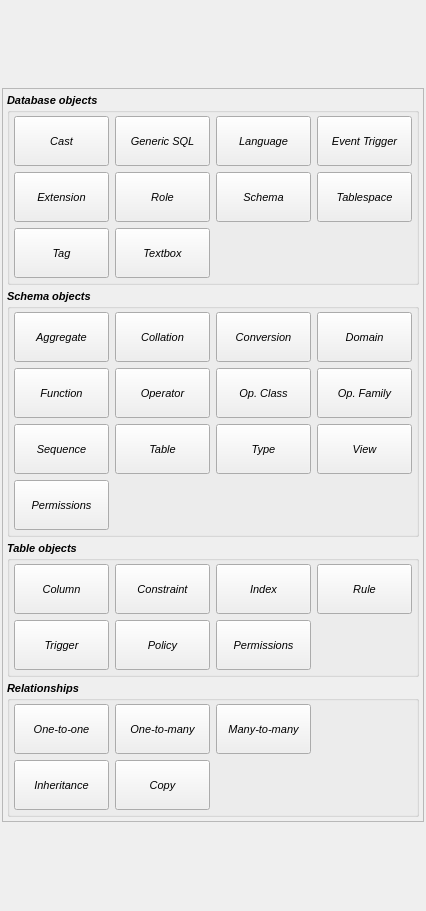
This is libpgmodeler_ui/ui/newobjectoverlaywidget.ui in pgmodeler/pgmodeler as Qt 5 draws it before an edit. The edited form follows.
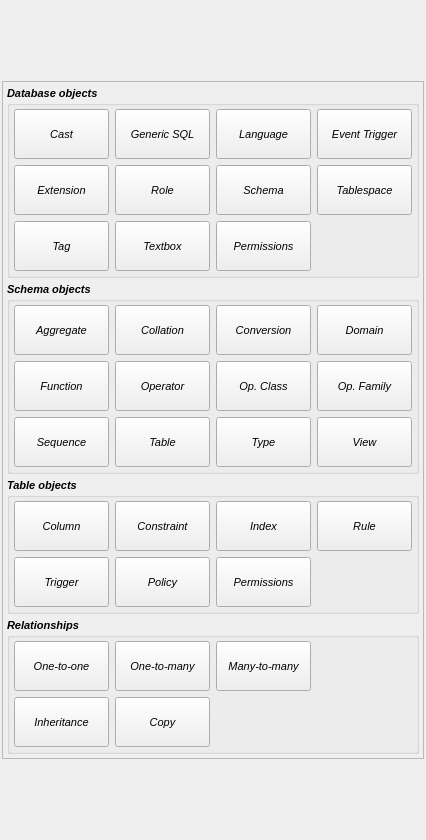
This is the edited form. Icons and pictures are not drawn.

Commit message: Minor adjustment in NewObjectOverlayWidget

The edit to the form file:
```diff
--- a/libpgmodeler_ui/ui/newobjectoverlaywidget.ui
+++ b/libpgmodeler_ui/ui/newobjectoverlaywidget.ui
@@ -7,7 +7,7 @@
     <x>0</x>
     <y>0</y>
     <width>426</width>
-    <height>911</height>
+    <height>840</height>
    </rect>
   </property>
   <property name="sizePolicy">
@@ -567,6 +567,50 @@
               </property>
              </widget>
             </item>
+            <item row="2" column="2">
+             <widget class="QToolButton" name="db_sch_perms_tb">
+              <property name="sizePolicy">
+               <sizepolicy hsizetype="Preferred" vsizetype="Fixed">
+                <horstretch>0</horstretch>
+                <verstretch>0</verstretch>
+               </sizepolicy>
+              </property>
+              <property name="minimumSize">
+               <size>
+                <width>95</width>
+                <height>50</height>
+               </size>
+              </property>
+              <property name="font">
+               <font>
+                <weight>50</weight>
+                <bold>false</bold>
+               </font>
+              </property>
+              <property name="focusPolicy">
+               <enum>Qt::NoFocus</enum>
+              </property>
+              <property name="text">
+               <string>Permissions</string>
+              </property>
+              <property name="icon">
+               <iconset resource="../res/resources.qrc">
+                <normaloff>:/icones/icones/permission.png</normaloff>:/icones/icones/permission.png</iconset>
+              </property>
+              <property name="iconSize">
+               <size>
+                <width>32</width>
+                <height>32</height>
+               </size>
+              </property>
+              <property name="popupMode">
+               <enum>QToolButton::InstantPopup</enum>
+              </property>
+              <property name="toolButtonStyle">
+               <enum>Qt::ToolButtonTextUnderIcon</enum>
+              </property>
+             </widget>
+            </item>
            </layout>
           </widget>
          </item>
@@ -1143,50 +1187,6 @@
               </property>
              </widget>
             </item>
-            <item row="3" column="0">
-             <widget class="QToolButton" name="db_sch_perms_tb">
-              <property name="sizePolicy">
-               <sizepolicy hsizetype="Preferred" vsizetype="Fixed">
-                <horstretch>0</horstretch>
-                <verstretch>0</verstretch>
-               </sizepolicy>
-              </property>
-              <property name="minimumSize">
-               <size>
-                <width>95</width>
-                <height>50</height>
-               </size>
-              </property>
-              <property name="font">
-               <font>
-                <weight>50</weight>
-                <bold>false</bold>
-               </font>
-              </property>
-              <property name="focusPolicy">
-               <enum>Qt::NoFocus</enum>
-              </property>
-              <property name="text">
-               <string>Permissions</string>
-              </property>
-              <property name="icon">
-               <iconset resource="../res/resources.qrc">
-                <normaloff>:/icones/icones/permission.png</normaloff>:/icones/icones/permission.png</iconset>
-              </property>
-              <property name="iconSize">
-               <size>
-                <width>32</width>
-                <height>32</height>
-               </size>
-              </property>
-              <property name="popupMode">
-               <enum>QToolButton::InstantPopup</enum>
-              </property>
-              <property name="toolButtonStyle">
-               <enum>Qt::ToolButtonTextUnderIcon</enum>
-              </property>
-             </widget>
-            </item>
            </layout>
           </widget>
          </item>
```
